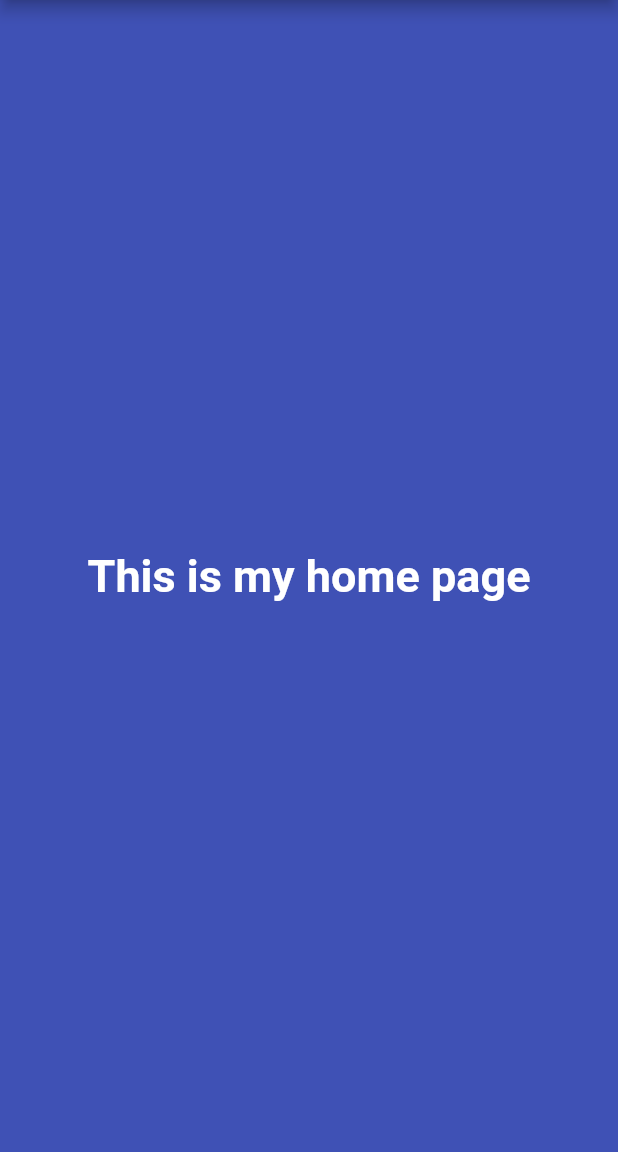
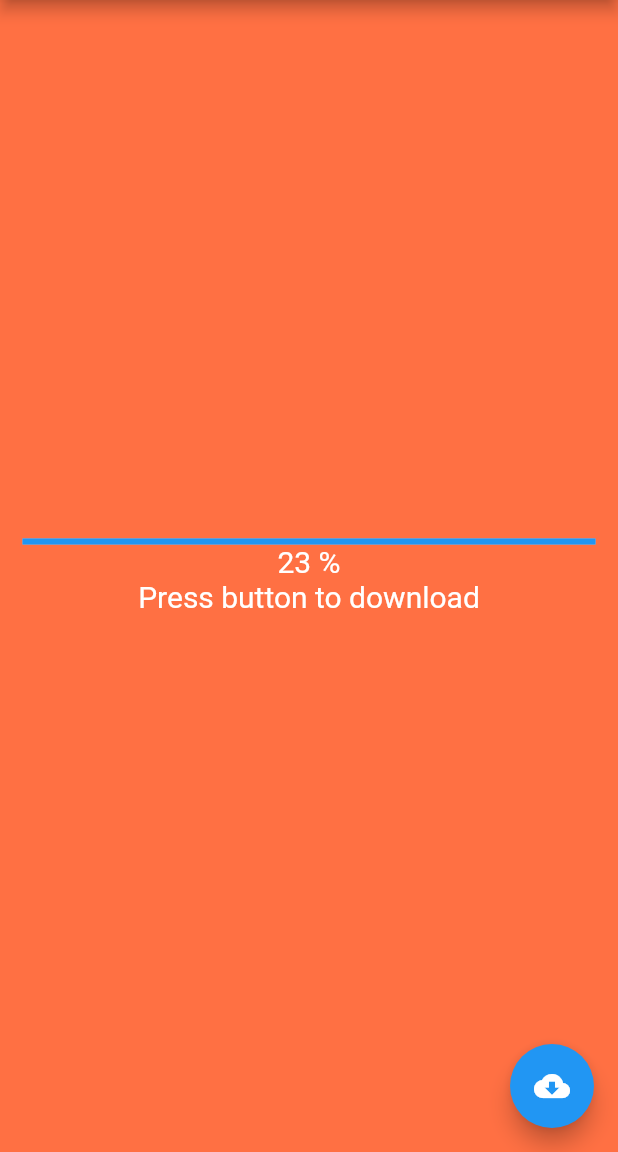
Before and after one commit to DenysBabin/flutter-first-App, a Flutter app: the screen it shows after launch, on a phone screen of 412 x 824 dp, the part 84-1236 px from its top. Run offline on Flutter 3.47's test engine with Material 2 defaults, Android fonts, the phone set to English and light mode, and no system bars.

```diff
--- a/lib/main.dart
+++ b/lib/main.dart
@@ -1,27 +1,43 @@
 import 'package:flutter/material.dart';
 
-void main() {
-  runApp(
-    MaterialApp(
+void main() => runApp(MyFirstApp());
+
+class MyFirstApp extends StatelessWidget {
+  @override
+  Widget build(BuildContext context) {
+    return MaterialApp(
       home: Scaffold(
-        backgroundColor: Colors.indigo,
+        backgroundColor: Colors.deepOrange[400],
         appBar: AppBar(
           title: Text("My First App"),
           centerTitle: true,
         ),
         body: Center(
-          child: Text(
-            "This is my home page",
-            style: TextStyle(
-              fontSize: 30,
-              fontWeight: FontWeight.bold,
-              color: Colors.white,
+          child: Container(
+            padding: EdgeInsets.all(15),
+            child: Column(
+              mainAxisAlignment: MainAxisAlignment.center,
+              children: [
+                LinearProgressIndicator(
+                  value: 23,
+                ),
+                Text(
+                  "23 %",
+                  style: TextStyle(color: Colors.white, fontSize: 20),
+                ),
+                Text(
+                  "Press button to download",
+                  style: TextStyle(color: Colors.white, fontSize: 20),
+                ),
+              ],
             ),
           ),
         ),
+        floatingActionButton: FloatingActionButton(
+          child: Icon(Icons.cloud_download),
+          onPressed: null,
+        ),
       ),
-    ),
-  );
+    );
+  }
 }
-
-class MyFirstApp {}
```
